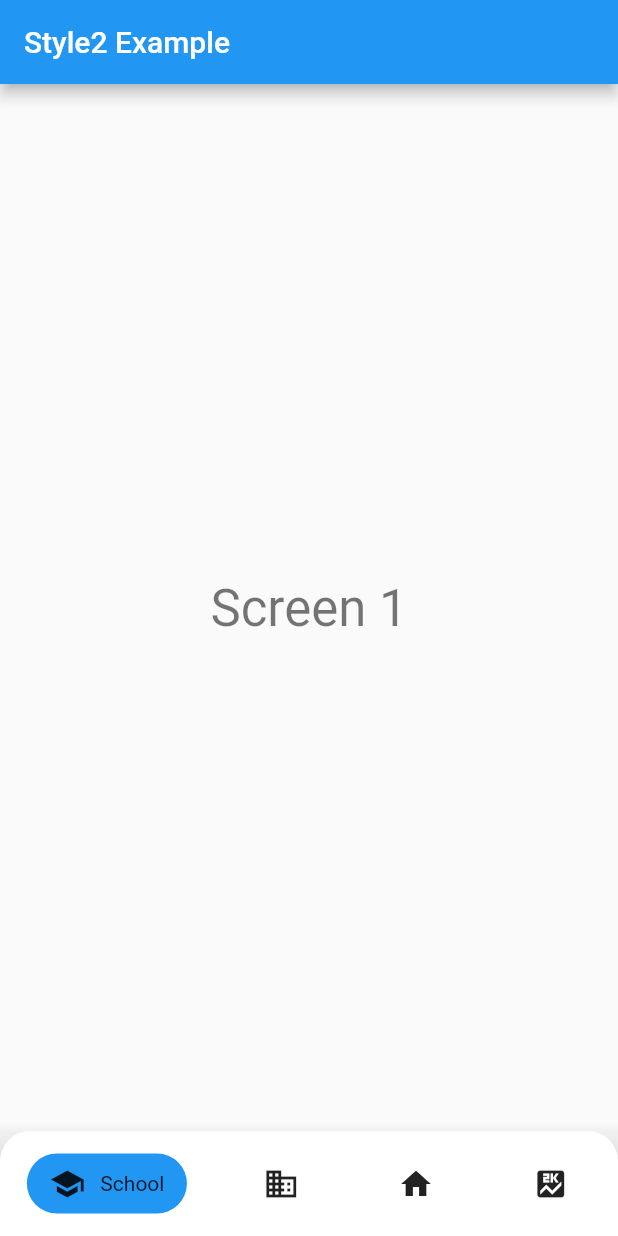
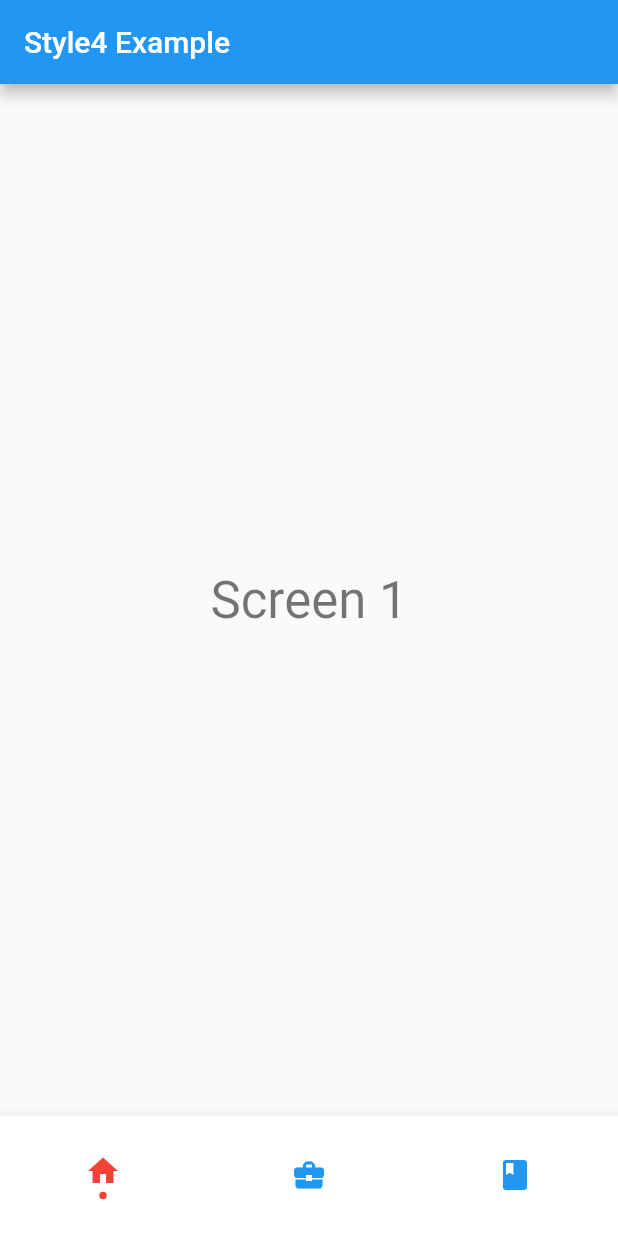
Before and after one commit to timilehinjegede/styled_navigation_bar, a Flutter app: the screen it shows after launch, on a phone screen of 412 x 824 dp. Run offline on Flutter 3.47's test engine with Material 2 defaults, Android fonts, the phone set to English and light mode, and no system bars.

Commit message:
chore: added style 4 example in the example project

```diff
--- a/example/lib/main.dart
+++ b/example/lib/main.dart
@@ -1,4 +1,6 @@
+import 'package:example/styles_examples/style1_example.dart';
 import 'package:example/styles_examples/style2_example.dart';
+import 'package:example/styles_examples/style4_example.dart';
 import 'package:flutter/material.dart';
 import 'package:stylednavigationbar/stylednavigationbar.dart';
 
@@ -28,8 +30,8 @@ class MyApp extends StatelessWidget {
         // closer together (more dense) than on mobile platforms.
         visualDensity: VisualDensity.adaptivePlatformDensity,
       ),
-      home: Style2Example(
-        title: 'Style2 Example',
+      home: Style4Example(
+        title: 'Style4 Example',
       ),
     );
   }
--- a/example/lib/styles_examples/style4_example.dart
+++ b/example/lib/styles_examples/style4_example.dart
@@ -28,48 +28,38 @@ class _Style4ExampleState extends State<Style4Example> {
           ],
         ),
       ),
-      bottomNavigationBar: RoundedBottomNavigationBar(
+      bottomNavigationBar: Style4BottomNav(
         currentIndex: _index,
         onTap: (value) {
           setState(() {
             _index = value;
           });
         },
-        navBarDecoration: BoxDecoration(
-          color: Colors.white,
-          borderRadius: BorderRadius.only(
-            topLeft: Radius.circular(30),
-            topRight: Radius.circular(
-              30,
-            ),
-          ),
-        ),
-        indicatorRadius: 23,
         items: [
-          RoundedBottomNavItem(
+          Style4Item(
             activeIcon: Icon(
               Icons.home,
-              color: Colors.white,
+              color: Colors.red,
             ),
             inactiveIcon: Icon(
               Icons.dashboard,
               color: Colors.blue,
             ),
           ),
-          RoundedBottomNavItem(
+          Style4Item(
             activeIcon: Icon(
               Icons.business,
-              color: Colors.white,
+              color: Colors.red,
             ),
             inactiveIcon: Icon(
               Icons.business_center,
               color: Colors.blue,
             ),
           ),
-          RoundedBottomNavItem(
+          Style4Item(
             activeIcon: Icon(
               Icons.school,
-              color: Colors.white,
+              color: Colors.red,
             ),
             inactiveIcon: Icon(
               Icons.book,
--- a/lib/src/style4_bottom_nav.dart
+++ b/lib/src/style4_bottom_nav.dart
@@ -1,13 +1,13 @@
 import 'package:flutter/material.dart';
 
-class Style4Example extends StatefulWidget {
+class Style4BottomNav extends StatefulWidget {
   final int currentIndex;
   final List<Style4Item> items;
   final ValueChanged onTap;
   final bool switchItems;
   final bool iconFirst;
 
-  Style4Example({
+  Style4BottomNav({
     this.currentIndex,
     this.items,
     this.onTap,
@@ -16,10 +16,10 @@ class Style4Example extends StatefulWidget {
   });
 
   @override
-  _Style4ExampleState createState() => _Style4ExampleState();
+  _Style4BottomNavState createState() => _Style4BottomNavState();
 }
 
-class _Style4ExampleState extends State<Style4Example> {
+class _Style4BottomNavState extends State<Style4BottomNav> {
   @override
   Widget build(BuildContext context) {
     return Material(
```
